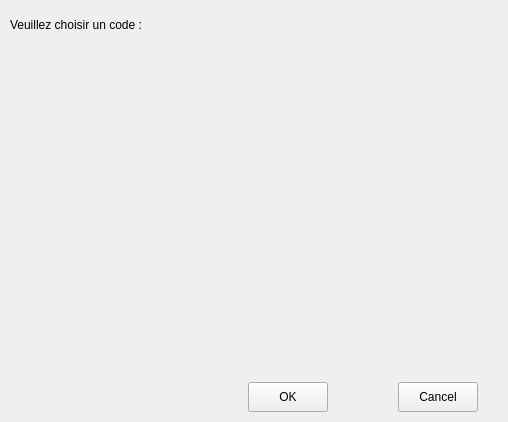
SalomePlatform/eficas_tools, file UiQT4/desChoixCode.ui: the form before one commit.
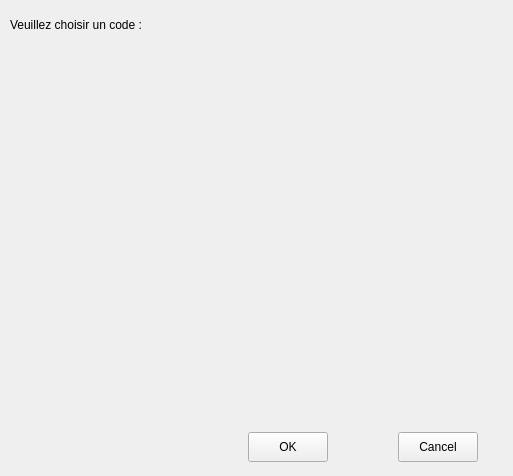
The form after the commit.

Commit message: ajout de code

Patch:
```diff
--- a/UiQT4/desChoixCode.ui
+++ b/UiQT4/desChoixCode.ui
@@ -6,8 +6,8 @@
    <rect>
     <x>0</x>
     <y>0</y>
-    <width>508</width>
-    <height>422</height>
+    <width>513</width>
+    <height>476</height>
    </rect>
   </property>
   <property name="windowTitle">
@@ -17,7 +17,7 @@
    <property name="geometry">
     <rect>
      <x>0</x>
-     <y>380</y>
+     <y>430</y>
      <width>478</width>
      <height>34</height>
     </rect>
```
